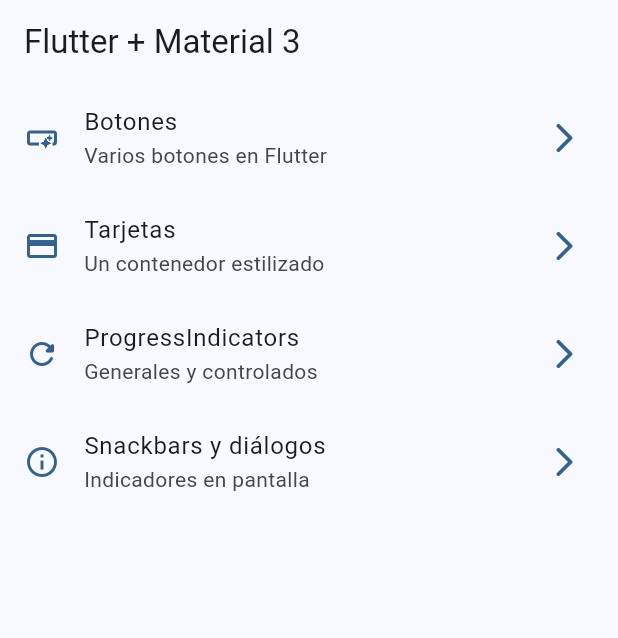
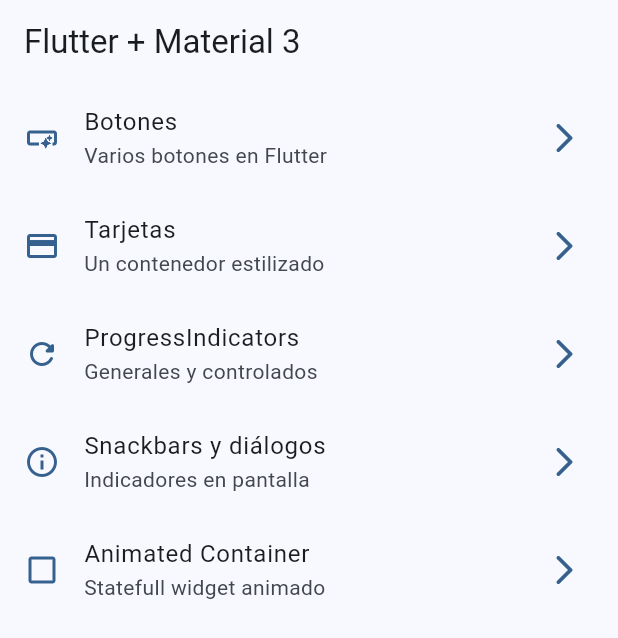
Before and after one commit to gabrielvejar/widgets_app, a Flutter app: the screen it shows after launch, on a phone screen of 412 x 824 dp. Shown: the top 638 px of the screen. Run offline on Flutter 3.47's test engine with Material 3 defaults, Android fonts, the phone set to English and light mode, and no system bars; our stand-ins replace go_router.

```diff
--- a/lib/config/menu/menu_items.dart
+++ b/lib/config/menu/menu_items.dart
@@ -39,4 +39,10 @@ const appMenuItems = <MenuItem>[
     link: '/snackbars',
     icon: Icons.info_outline
   ),
+  MenuItem(
+    title: 'Animated Container',
+    subtitle: 'Statefull widget animado',
+    link: '/animated',
+    icon: Icons.check_box_outline_blank_outlined
+  ),
 ];
--- a/lib/config/router/app_router.dart
+++ b/lib/config/router/app_router.dart
@@ -30,5 +30,10 @@ final appRouter = GoRouter(
       name: SnackbarScreen.name,
       builder: (context, state) => const SnackbarScreen(),
     ),
+    GoRoute(
+      path: '/animated',
+      name: AnimatedScreen.name,
+      builder: (context, state) => const AnimatedScreen(),
+    ),
   ],
 );
```
Also changed, not shown: lib/presentation/screens/animated/animated_screen.dart (+66 -3 lines).
